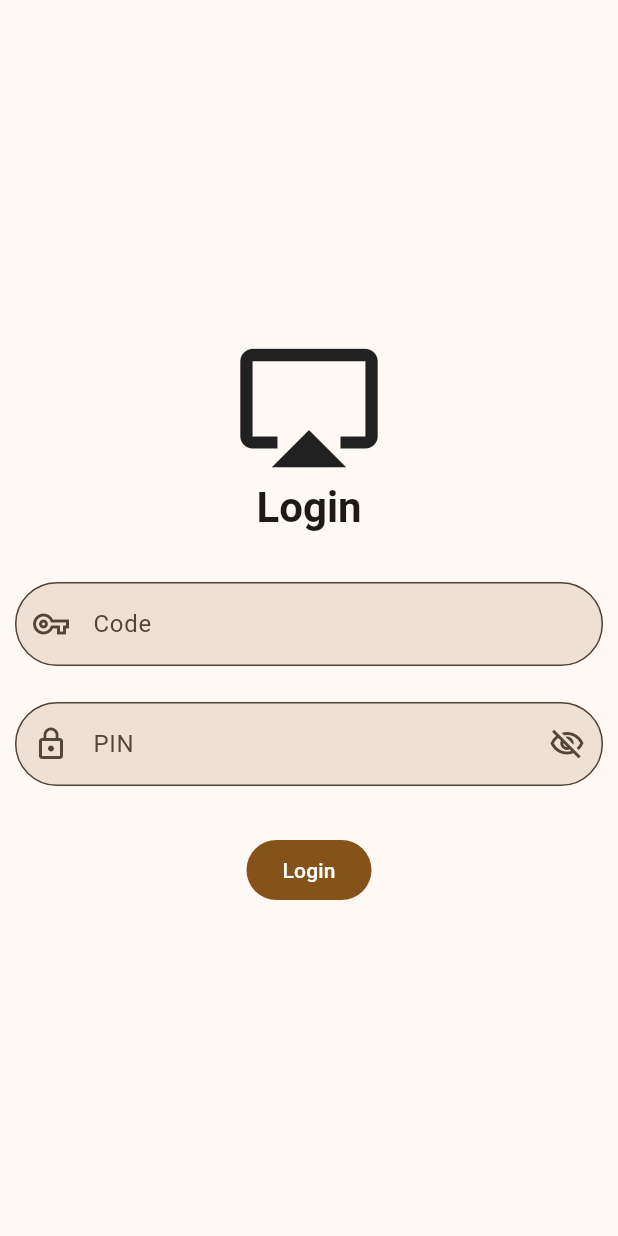
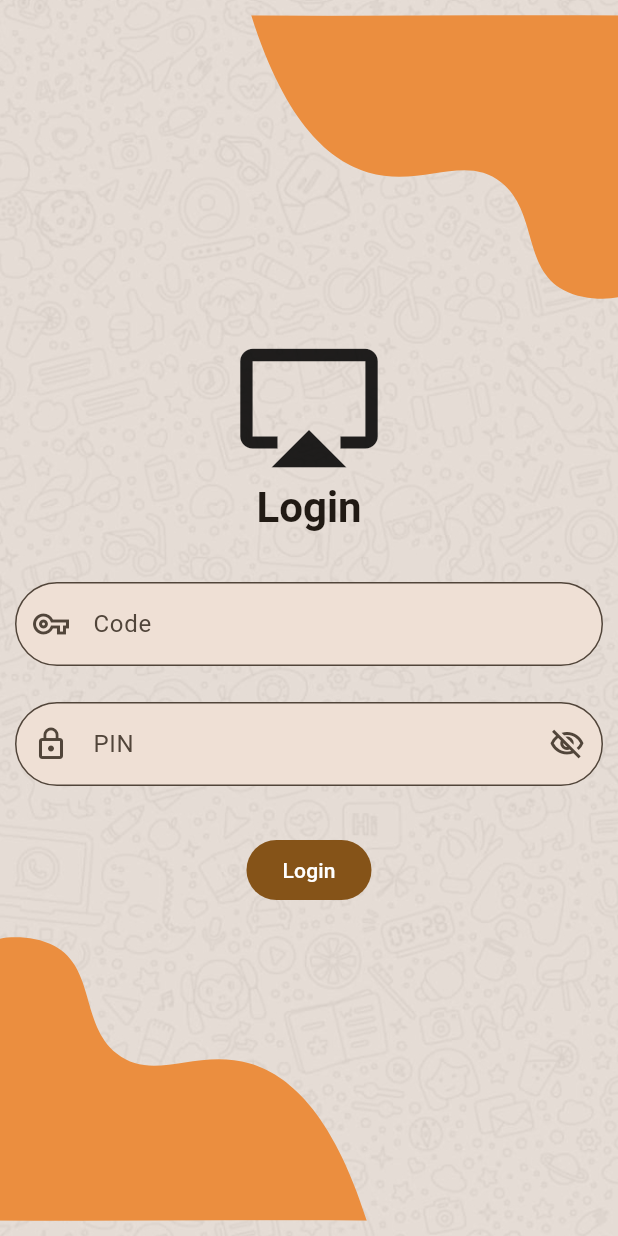
Before and after one commit to samuelantwi103/progress_meter, a Flutter app: the screen it shows after launch, on a phone screen of 412 x 824 dp. Run offline on Flutter 3.47's test engine with Material 3 defaults, Android fonts, the phone set to English and light mode, and no system bars; drawn by our look-alikes of lottie; our stand-ins replace animated_splash_screen, cloud_firestore, firebase_core; accounts and stored records are empty.

Commit message:
login anim

```diff
--- /dev/null
+++ b/progress_meter/lib/components/image_scaffold.dart
@@ -0,0 +1,17 @@
+import 'package:flutter/material.dart';
+
+class ScaffoldImage extends StatefulWidget {
+  const ScaffoldImage({super.key});
+
+  @override
+  State<ScaffoldImage> createState() => _ScaffoldImageState();
+}
+
+class _ScaffoldImageState extends State<ScaffoldImage> {
+  @override
+  Widget build(BuildContext context) {
+    return Scaffold(
+
+    );
+  }
+}
--- a/progress_meter/lib/components/splash.dart
+++ b/progress_meter/lib/components/splash.dart
@@ -13,11 +13,11 @@ class SplashScreen extends StatelessWidget {
     return AnimatedSplashScreen(
       splash: Column(children: [
         Center(
-          child: LottieBuilder.asset("assets/login_loading_anim.json"),
+          child: LottieBuilder.asset("assets/general_loading.json"),
         ),
       ]),
       splashIconSize: 400,
-      backgroundColor: Colors.orangeAccent,
+      backgroundColor: Colors.orangeAccent.shade100,
       nextScreen: LoginPage(),
     );
   }
--- a/progress_meter/lib/main.dart
+++ b/progress_meter/lib/main.dart
@@ -1,6 +1,7 @@
 // main.dart
 import 'package:firebase_core/firebase_core.dart';
 import 'package:flutter/material.dart';
+import 'package:progress_meter/components/splash.dart';
 import 'package:progress_meter/firebase_options.dart';
 import 'package:progress_meter/pages/login.dart';
 import 'package:progress_meter/services/myclasses.dart';
@@ -56,7 +57,7 @@ class _MyAppState extends State<MyApp> {
             behavior: SnackBarBehavior.floating,
           )),
       themeMode: ThemeMode.light,
-      home: LoginPage(),
+      home: SplashScreen(),
     );
   }
 }
--- a/progress_meter/lib/pages/login.dart
+++ b/progress_meter/lib/pages/login.dart
@@ -3,6 +3,7 @@ import 'dart:async';
 
 import 'package:flutter/material.dart';
 import 'package:flutter/services.dart';
+import 'package:lottie/lottie.dart';
 import 'package:progress_meter/components/loading.dart';
 import 'package:progress_meter/pages/admin/admin_home.dart';
 import 'package:progress_meter/services/callback.dart';
@@ -18,7 +19,8 @@ class LoginPage extends StatefulWidget {
   State<LoginPage> createState() => LoginPageState();
 }
 
-class LoginPageState extends State<LoginPage> {
+class LoginPageState extends State<LoginPage>
+    with SingleTickerProviderStateMixin {
   final _formKey = GlobalKey<FormState>();
 
   // Controllers to capture user input
@@ -31,7 +33,59 @@ class LoginPageState extends State<LoginPage> {
   @override
   Widget build(BuildContext context) {
     return Scaffold(
-      body: Center(
+      extendBody: true,
+      body: Container(
+        width: MediaQuery.of(context).size.width,
+        height: double.infinity,
+        child: Stack(
+          alignment: Alignment.center,
+          children: [
+            SizedBox(
+              width: MediaQuery.of(context).size.width,
+              height: MediaQuery.of(context).size.height,
+              child: Image.asset(
+                "assets/bg-image.jpg",
+                fit: BoxFit.cover,
+              ),
+            ),
+            Positioned(
+              child: SizedBox.square(
+                  dimension: MediaQuery.of(context).size.width,
+                  child: LottieBuilder.asset(
+                    "assets/corner_anim.json",
+                    // controller: CurvedAnimation(
+                    //     parent: AnimationController(
+                    //       vsync: this,
+                    //     ),
+
+                    //     curve: Curves.bounceInOut),
+                    repeat: true,
+                  )),
+              right: 0,
+              top: -80,
+            ),
+            Positioned(
+
+              child: RotatedBox(
+                quarterTurns: 2,
+                child: SizedBox.square(
+                    dimension: MediaQuery.of(context).size.width,
+                    child: LottieBuilder.asset(
+                      "assets/corner_anim.json",
+                      // frameRate: FrameRate(320),
+                      // controller: CurvedAnimation(
+                      //     parent: AnimationController(
+                      //       vsync: this,
+                      //     ),
+
+                      //     curve: Curves.bounceInOut),
+                      repeat: true,
+                    )),
+              ),
+              left: 0,
+              bottom: -80,
+            ),
+            Center(
               child: Form(
                   key: _formKey,
                   child: Container(
@@ -54,8 +108,10 @@ class LoginPageState extends State<LoginPage> {
                           // Login text
                           Text(
                             "Login",
-                      style:
-                          Theme.of(context).textTheme.headlineMedium?.copyWith(
+                            style: Theme.of(context)
+                                .textTheme
+                                .headlineMedium
+                                ?.copyWith(
                                   fontWeight: FontWeight.bold,
                                 ),
                           ),
@@ -63,7 +119,8 @@ class LoginPageState extends State<LoginPage> {
                           const SizedBox(height: 32),
                           TextFormField(
                             controller: _codeController,
-                      autovalidateMode: AutovalidateMode.onUserInteraction,
+                            autovalidateMode:
+                                AutovalidateMode.onUserInteraction,
                             // inputFormatters: [
                             //   FilteringTextInputFormatter.allow(RegExp(r'[A-Z0-9]$'))
                             // ],
@@ -85,7 +142,8 @@ class LoginPageState extends State<LoginPage> {
                               ),
                             ),
                             keyboardType: TextInputType.text,
-                      onChanged: (value) => formatLoginCode(_codeController),
+                            onChanged: (value) =>
+                                formatLoginCode(_codeController),
                             validator: (value) {
                               // formatLoginCode(_codeController);
                               if (value == null || value.isEmpty) {
@@ -109,12 +167,15 @@ class LoginPageState extends State<LoginPage> {
                           ),
                           const SizedBox(height: 24),
                           TextFormField(
-                      autovalidateMode: AutovalidateMode.onUserInteraction,
+                            autovalidateMode:
+                                AutovalidateMode.onUserInteraction,
                             controller: _pinController,
                             keyboardType: TextInputType.number,
                             maxLength: 4,
                             obscureText: !_isPinVisible,
-                      inputFormatters: [FilteringTextInputFormatter.digitsOnly],
+                            inputFormatters: [
+                              FilteringTextInputFormatter.digitsOnly
+                            ],
                             obscuringCharacter: "*",
                             decoration: InputDecoration(
                                 labelText: "PIN",
@@ -170,12 +231,16 @@ class LoginPageState extends State<LoginPage> {
                                   Navigator.pop(context);
                                   Navigator.pushReplacement(
                                       context,
-                                createSlideScaleTransition(AdminHomePage(),
-                                    duration: Duration(milliseconds: 1000)));
-                          }
-                          else if(await fetchdata(context, code, pin)){
-                            await fetchAssignedTasks(assigned, code, pin: pin);
-                            await fetchSelfTasks(selfTasks, code, pin: pin);
+                                      createSlideScaleTransition(
+                                          AdminHomePage(),
+                                          duration:
+                                              Duration(milliseconds: 1000)));
+                                } else if (await fetchdata(
+                                    context, code, pin)) {
+                                  await fetchAssignedTasks(assigned, code,
+                                      pin: pin);
+                                  await fetchSelfTasks(selfTasks, code,
+                                      pin: pin);
                                   assPro.setCurrentAssignedTasks(assigned);
                                   selfPro.setCurrentSelfTaks(selfTasks);
                                 }
@@ -188,6 +253,9 @@ class LoginPageState extends State<LoginPage> {
                     ),
                   )),
             ),
+          ],
+        ),
+      ),
     );
   }
 }
```
Also changed, not shown: progress_meter/assets/corner_anim.json (added, +1 -0 lines), progress_meter/assets/bg-image.jpg (added), progress_meter/assets/bg-img.jpg (added). Lines whose indentation alone changed are shown as unchanged.
